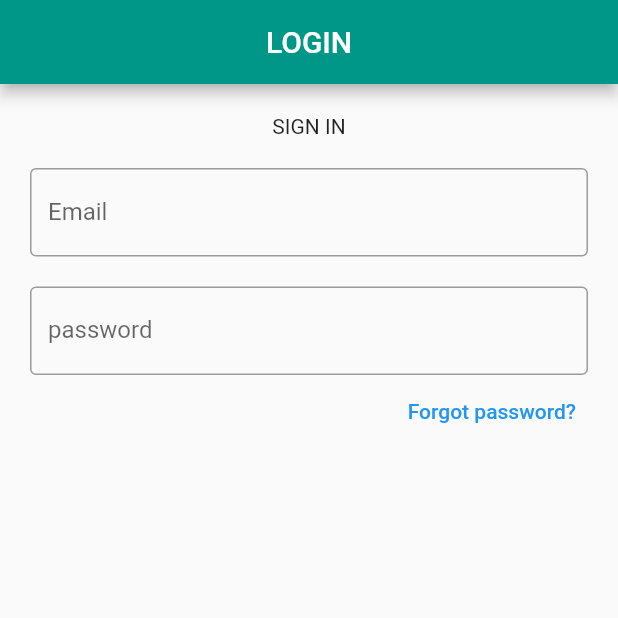
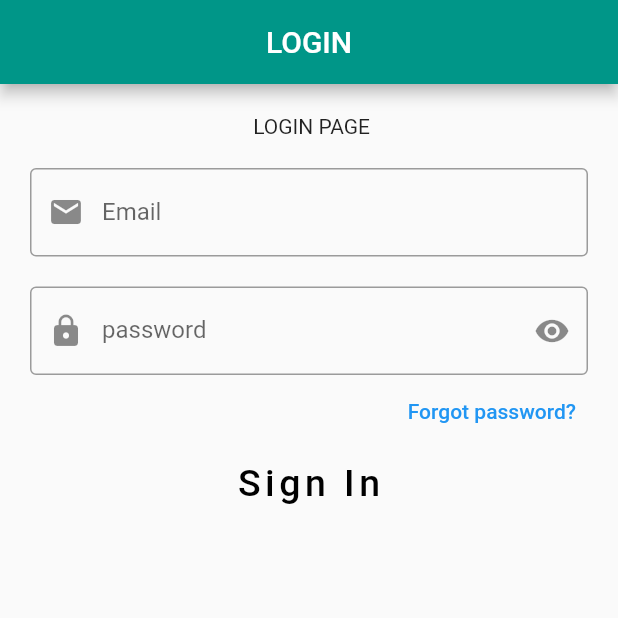
Before and after one commit to Mikhelmariya/GDSC_GEC_DAY2, a Flutter app: the screen it shows after launch, on a phone screen of 412 x 824 dp, the top half of it. Run offline on Flutter 3.47's test engine with Material 2 defaults, Android fonts, the phone set to English and light mode, and no system bars.

Commit message:
material button added

```diff
--- a/lib/main.dart
+++ b/lib/main.dart
@@ -19,26 +19,41 @@ class LoginPage extends StatelessWidget {
           padding: const EdgeInsets.all(20.0),
           child: Column(
             children: [
-              Center(child: Text("SIGN IN")),
+              Center(child: Text(" LOGIN PAGE")),
               SizedBox(
                 height: 20,
               ),
               TextFormField(
                 decoration: InputDecoration(
-                    border: OutlineInputBorder(), labelText: "Email"),
+                  border: OutlineInputBorder(),
+                  labelText: "Email",
+                  prefixIcon: Icon(Icons.email),
+                ),
               ),
               SizedBox(
                 height: 20,
               ),
               TextFormField(
+                obscureText: true,
                 decoration: InputDecoration(
-                    border: OutlineInputBorder(), labelText: "password"),
+                    border: OutlineInputBorder(),
+                    labelText: "password",
+                    prefixIcon: Icon(Icons.lock),
+                    suffixIcon: Icon(Icons.remove_red_eye)),
               ),
               Row(
                 mainAxisAlignment: MainAxisAlignment.end,
                 children: [
                   TextButton(onPressed: () {}, child: Text("Forgot password?")),
                 ],
+              ),
+              MaterialButton(
+                onPressed: () {},
+                child: Text(
+                  "Sign In",
+                  style: TextStyle(
+                      fontSize: 25, letterSpacing: 3, color: Colors.black),
+                ),
               ),
             ],
           ),
```
